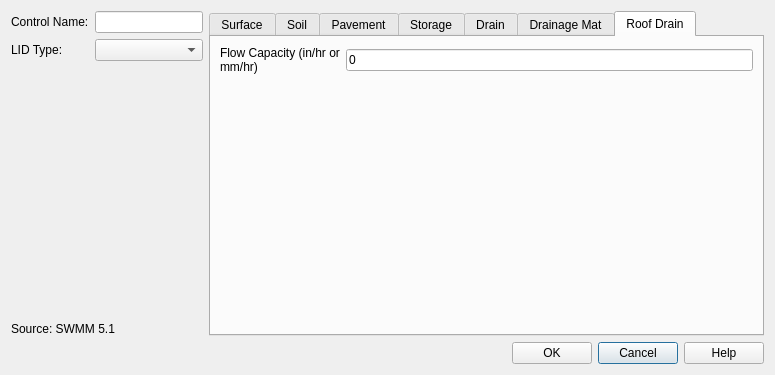
Above: core/ui/toolbars/epa/nonvisual_lids.ui from Giswater/giswater_qgis_plugin before the change. Below: the same form after it.
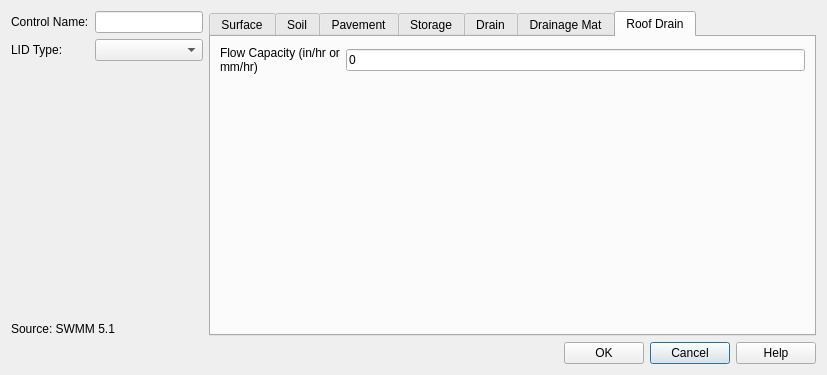
That is the form after the change. The open tabs and pages were chosen to show the change.

Commit message: enhance (tabulation): improve order on nonvisual forms

```diff
--- a/core/ui/toolbars/epa/nonvisual_lids.ui
+++ b/core/ui/toolbars/epa/nonvisual_lids.ui
@@ -6,7 +6,7 @@
    <rect>
     <x>0</x>
     <y>0</y>
-    <width>775</width>
+    <width>827</width>
     <height>375</height>
    </rect>
   </property>
```
Left out of the diff: 44 changed lines with no effect on the pictures. The commit also changes 4 other files.
